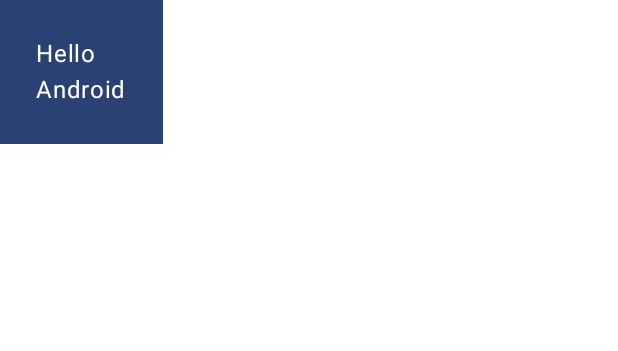
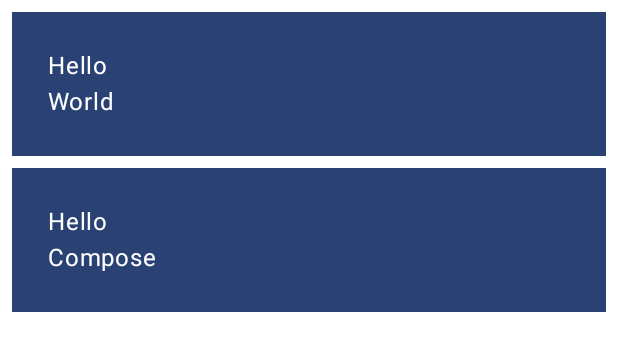
Before and after one commit to davicaetano/BasicsJetpackCompose, an Android app built with Jetpack Compose: the @Preview function GreetingPreview, on a phone screen of 412 x 824 dp. Shown: the top 351 px of the screen. Run offline under Robolectric (Android 15) with nearby library versions, the phone set to English and light mode, and no system bars.

Commit message:
Add list of items to MyApp Composable

```diff
--- a/app/src/main/java/com/davicaetano/basicscodelab/MainActivity.kt
+++ b/app/src/main/java/com/davicaetano/basicscodelab/MainActivity.kt
@@ -6,6 +6,7 @@ import androidx.activity.compose.setContent
 import androidx.activity.enableEdgeToEdge
 import androidx.compose.foundation.layout.Column
 import androidx.compose.foundation.layout.fillMaxSize
+import androidx.compose.foundation.layout.fillMaxWidth
 import androidx.compose.foundation.layout.padding
 import androidx.compose.material3.MaterialTheme
 import androidx.compose.material3.Surface
@@ -29,26 +30,35 @@ class MainActivity : ComponentActivity() {
 }
 
 @Composable
-fun MyApp(modifier: Modifier = Modifier) {
-    Surface(
-        modifier = modifier,
-        color = MaterialTheme.colorScheme.background
-    ) {
-        Greeting(name = "Android")
+fun MyApp(
+    modifier: Modifier = Modifier,
+    names: List<String> = listOf("World", "Compose")
+) {
+    Column(modifier.padding(vertical = 4.dp)) {
+        for (name in names) {
+            Greeting(name = name)
+        }
     }
 }
 
 @Composable
 fun Greeting(name: String, modifier: Modifier = Modifier) {
-    Surface(color = MaterialTheme.colorScheme.primary) {
-        Column(modifier = modifier.padding(24.dp)) {
+    Surface(
+        color = MaterialTheme.colorScheme.primary,
+        modifier = modifier.padding(vertical = 4.dp, horizontal = 8.dp)
+    ) {
+        Column(
+            modifier = modifier
+                .fillMaxWidth()
+                .padding(24.dp)
+        ) {
             Text(text = "Hello")
-            Text(text = "$name")
+            Text(text = name)
         }
     }
 }
 
-@Preview(showBackground = true, name = "Text Preview")
+@Preview(showBackground = true, widthDp = 320)
 @Composable
 fun GreetingPreview() {
     BasicsCodelabTheme {
```
